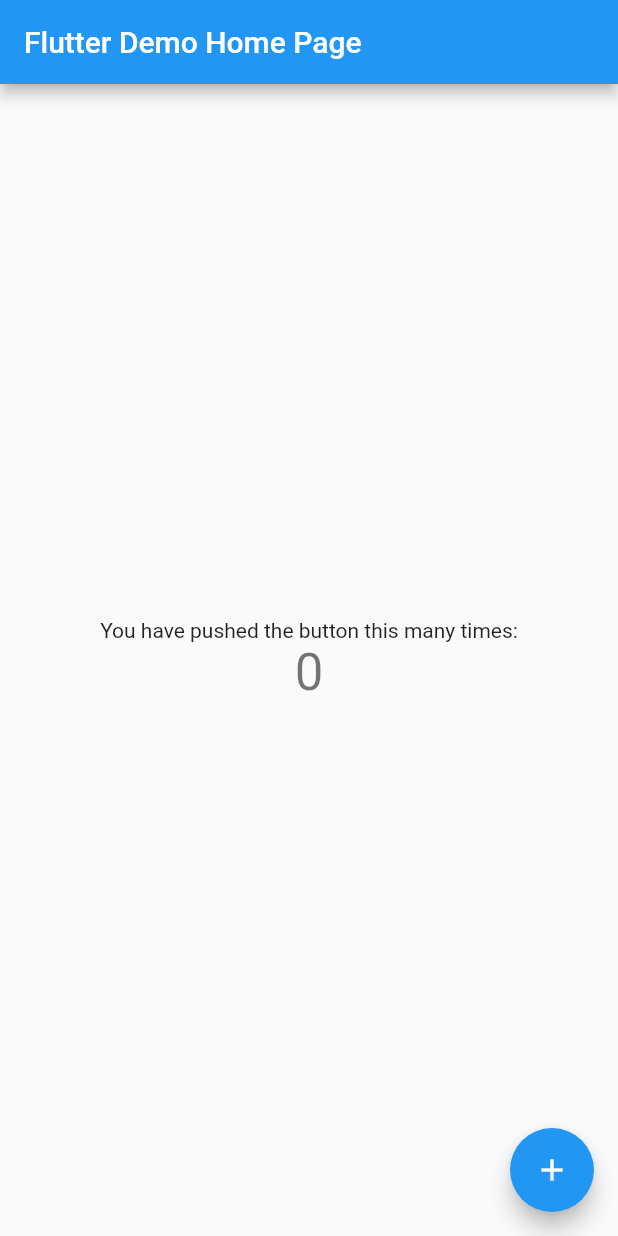
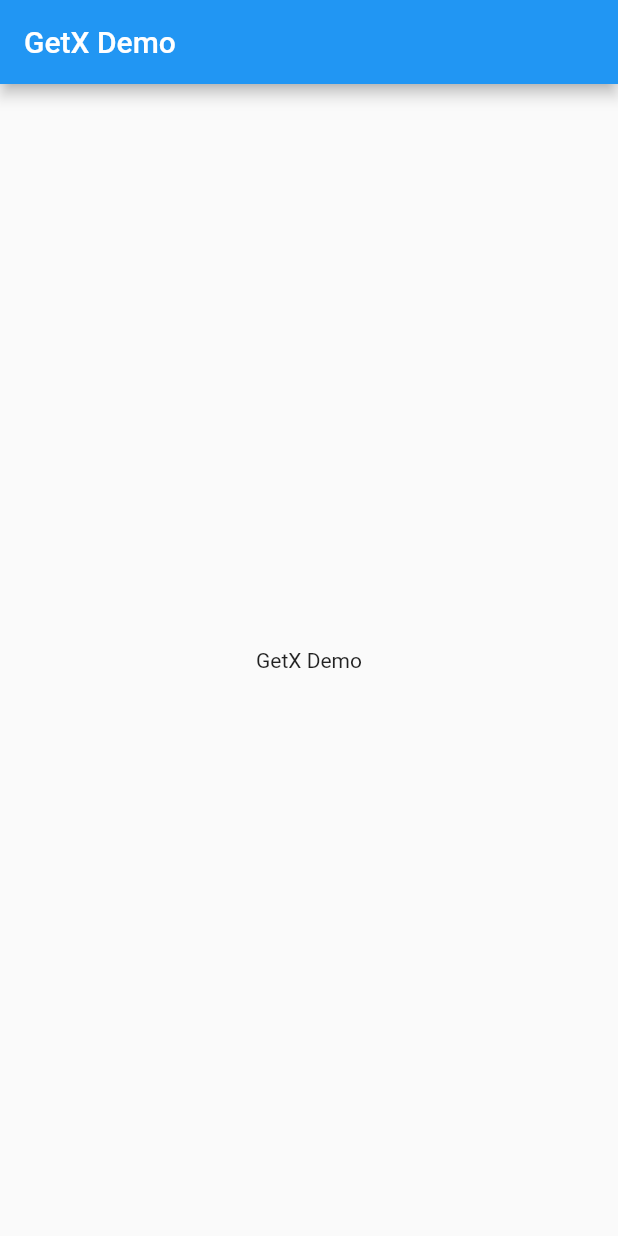
Before and after one commit to Alxbry28/practice-flutter-firebase, a Flutter app: the screen it shows after launch, on a phone screen of 412 x 824 dp. Run offline on Flutter 3.47's test engine with Material 2 defaults, Android fonts, the phone set to English and light mode, and no system bars.

```diff
--- a/lib/main.dart
+++ b/lib/main.dart
@@ -1,4 +1,5 @@
 import 'package:flutter/material.dart';
+import 'package:practicefirebase/pages/homepage.dart';
 
 void main() {
   runApp(const MyApp());
@@ -24,92 +25,7 @@ class MyApp extends StatelessWidget {
         // is not restarted.
         primarySwatch: Colors.blue,
       ),
-      home: const MyHomePage(title: 'Flutter Demo Home Page'),
+      home: MyHomePage(),
     );
   }
 }
-
-class MyHomePage extends StatefulWidget {
-  const MyHomePage({super.key, required this.title});
-
-  // This widget is the home page of your application. It is stateful, meaning
-  // that it has a State object (defined below) that contains fields that affect
-  // how it looks.
-
-  // This class is the configuration for the state. It holds the values (in this
-  // case the title) provided by the parent (in this case the App widget) and
-  // used by the build method of the State. Fields in a Widget subclass are
-  // always marked "final".
-
-  final String title;
-
-  @override
-  State<MyHomePage> createState() => _MyHomePageState();
-}
-
-class _MyHomePageState extends State<MyHomePage> {
-  int _counter = 0;
-
-  void _incrementCounter() {
-    setState(() {
-      // This call to setState tells the Flutter framework that something has
-      // changed in this State, which causes it to rerun the build method below
-      // so that the display can reflect the updated values. If we changed
-      // _counter without calling setState(), then the build method would not be
-      // called again, and so nothing would appear to happen.
-      _counter++;
-    });
-  }
-
-  @override
-  Widget build(BuildContext context) {
-    // This method is rerun every time setState is called, for instance as done
-    // by the _incrementCounter method above.
-    //
-    // The Flutter framework has been optimized to make rerunning build methods
-    // fast, so that you can just rebuild anything that needs updating rather
-    // than having to individually change instances of widgets.
-    return Scaffold(
-      appBar: AppBar(
-        // Here we take the value from the MyHomePage object that was created by
-        // the App.build method, and use it to set our appbar title.
-        title: Text(widget.title),
-      ),
-      body: Center(
-        // Center is a layout widget. It takes a single child and positions it
-        // in the middle of the parent.
-        child: Column(
-          // Column is also a layout widget. It takes a list of children and
-          // arranges them vertically. By default, it sizes itself to fit its
-          // children horizontally, and tries to be as tall as its parent.
-          //
-          // Invoke "debug painting" (press "p" in the console, choose the
-          // "Toggle Debug Paint" action from the Flutter Inspector in Android
-          // Studio, or the "Toggle Debug Paint" command in Visual Studio Code)
-          // to see the wireframe for each widget.
-          //
-          // Column has various properties to control how it sizes itself and
-          // how it positions its children. Here we use mainAxisAlignment to
-          // center the children vertically; the main axis here is the vertical
-          // axis because Columns are vertical (the cross axis would be
-          // horizontal).
-          mainAxisAlignment: MainAxisAlignment.center,
-          children: <Widget>[
-            const Text(
-              'You have pushed the button this many times:',
-            ),
-            Text(
-              '$_counter',
-              style: Theme.of(context).textTheme.headline4,
-            ),
-          ],
-        ),
-      ),
-      floatingActionButton: FloatingActionButton(
-        onPressed: _incrementCounter,
-        tooltip: 'Increment',
-        child: const Icon(Icons.add),
-      ), // This trailing comma makes auto-formatting nicer for build methods.
-    );
-  }
-}
--- /dev/null
+++ b/lib/pages/homepage.dart
@@ -0,0 +1,27 @@
+import 'package:flutter/material.dart';
+
+class MyHomePage extends StatefulWidget {
+  const MyHomePage({super.key});
+
+  @override
+  State<MyHomePage> createState() => _MyHomePageState();
+}
+
+class _MyHomePageState extends State<MyHomePage> {
+  String title = "GetX Demo";
+  @override
+  Widget build(BuildContext context) {
+    return Scaffold(
+      appBar: AppBar(
+        // Here we take the value from the MyHomePage object that was created by
+        // the App.build method, and use it to set our appbar title.
+        title: Text(title),
+      ),
+      body: Center(
+        // Center is a layout widget. It takes a single child and positions it
+        // in the middle of the parent.
+        child: Text(title),
+      ),
+    );
+  }
+}
--- a/pubspec.yaml
+++ b/pubspec.yaml
@@ -39,6 +39,7 @@ dependencies:
   firebase_auth: ^4.2.5
   cloud_firestore: ^4.3.1
   firebase_database: ^10.0.9
+  get: ^4.6.5
 
 dev_dependencies:
   flutter_test:
```
Also changed, not shown: lib/pages/secondPage.dart (added), lib/pages/snackPage.dart (added), pubspec.lock, 1 other file.
